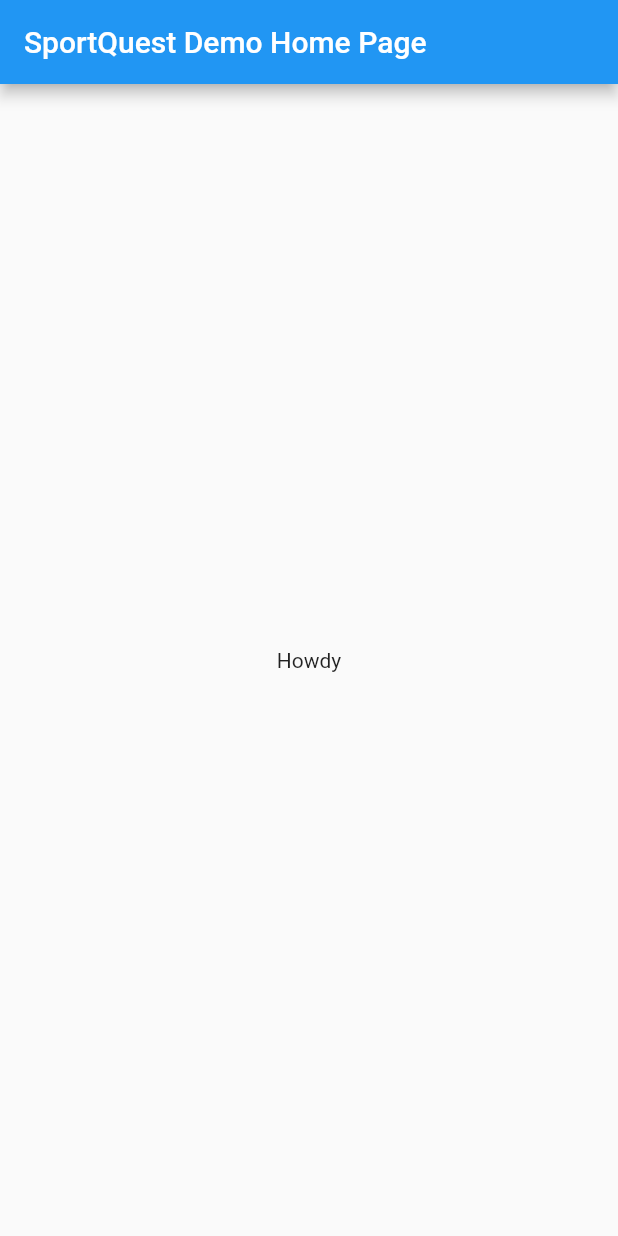
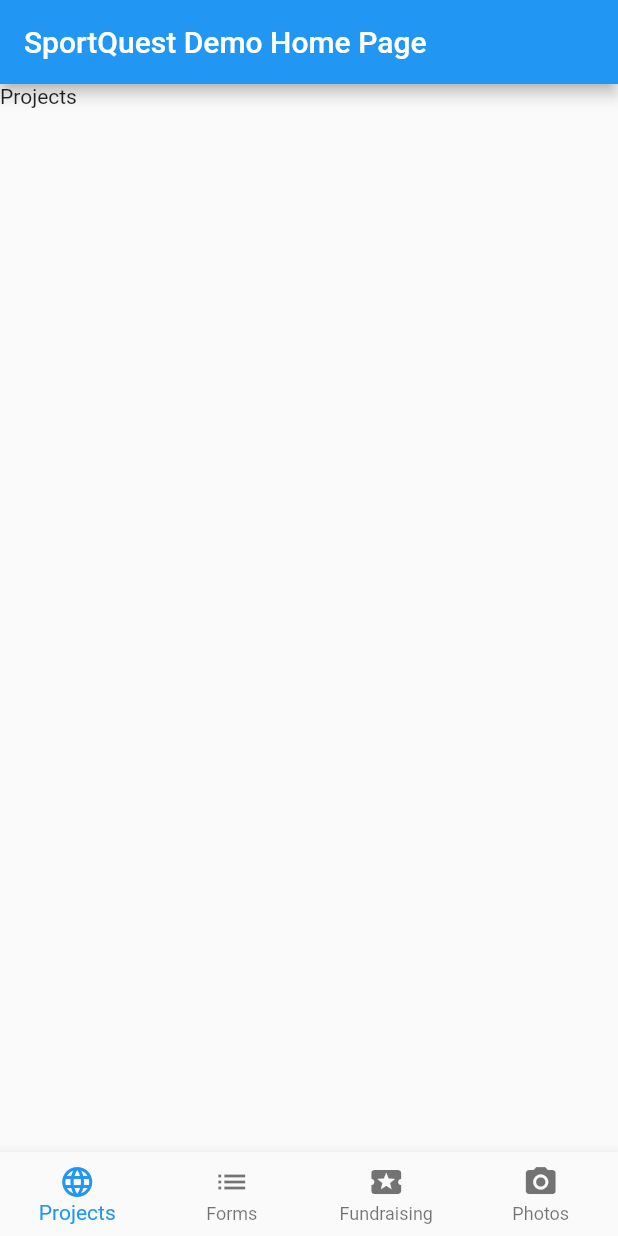
Before and after one commit to NPCo/sportquest_mobile, a Flutter app: the screen it shows after launch, on a phone screen of 412 x 824 dp. Run offline on Flutter 3.47's test engine with Material 2 defaults, Android fonts, the phone set to English and light mode, and no system bars.

Commit message:
routes with a Stack

```diff
--- a/lib/main.dart
+++ b/lib/main.dart
@@ -7,12 +7,12 @@ void main() => runApp(new MyApp());
 class MyApp extends StatelessWidget {
   @override
   Widget build(BuildContext context) {
-    return new MaterialApp(
+    return MaterialApp(
       title: 'SportQuest',
-      theme: new ThemeData(
+      theme: ThemeData(
         primarySwatch: Colors.blue,
       ),
-      home: new HomePage(title: 'SportQuest Demo Home Page'),
+      home: HomePage(title: 'SportQuest Demo Home Page'),
     );
   }
 }
--- a/lib/pages/home.dart
+++ b/lib/pages/home.dart
@@ -10,24 +10,75 @@ class HomePage extends StatefulWidget {
 }
 
 class _HomePageState extends State<HomePage> {
-  // int _counter = 0;
+  int _currentIndex = 0;
 
-  // void _incrementCounter() {
-  //   setState(() {
-  //     _counter++;
-  //   });
-  // }
+  void _indexChange(int i) {
+    setState(() {
+      _currentIndex = i;
+    });
+  }
 
   @override
   Widget build(BuildContext context) {
-    return new Scaffold(
-      appBar: new AppBar(
-        title: new Text(widget.title),
+    return Scaffold(
+      appBar: AppBar(
+        title: Text(widget.title),
       ),
-      body: new Center(
-        child: const Text('Howdy')
-        // child: const Text('$_counter')
-      )
+      body: Stack(
+        children: <Widget>[
+          Offstage(
+            offstage: _currentIndex != 0,
+            child: TickerMode(
+              enabled: _currentIndex == 0,
+              child: const Text('Projects')
+            )
+          ),
+          Offstage(
+            offstage: _currentIndex != 1,
+            child: TickerMode(
+              enabled: _currentIndex == 1,
+              child: const Text('Forms')
+            )
+          ),
+          Offstage(
+            offstage: _currentIndex != 2,
+            child: TickerMode(
+              enabled: _currentIndex == 2,
+              child: const Text('Fundraising')
+            )
+          ),
+          Offstage(
+            offstage: _currentIndex != 3,
+            child: TickerMode(
+              enabled: _currentIndex == 3,
+              child: const Text('Photos')
+            )
+          ),
+        ],
+      ),
+      bottomNavigationBar: BottomNavigationBar(
+        onTap: _indexChange,
+        currentIndex: _currentIndex,
+        type: BottomNavigationBarType.fixed,
+        items: [
+          BottomNavigationBarItem(
+            icon: const Icon(Icons.language),
+            title: const Text('Projects'),
+          ),
+          BottomNavigationBarItem(
+            icon: const Icon(Icons.list),
+            title: const Text('Forms'),
+          ),
+          BottomNavigationBarItem(
+            icon: const Icon(Icons.local_activity),
+            title: const Text('Fundraising'),
+          ),
+          BottomNavigationBarItem(
+            icon: const Icon(Icons.camera_alt),
+            title: const Text('Photos'),
+          ),
+        ],
+      ),
     );
   }
 }
```
